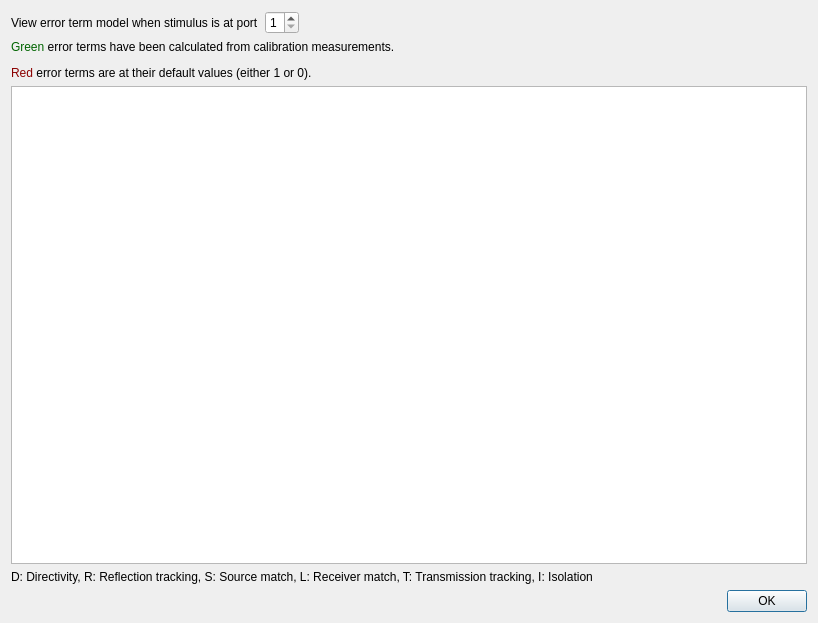
This is Software/PC_Application/LibreVNA-GUI/Calibration/calibrationviewdialog.ui in jankae/LibreVNA as Qt 5 draws it before an edit. The edited form follows.
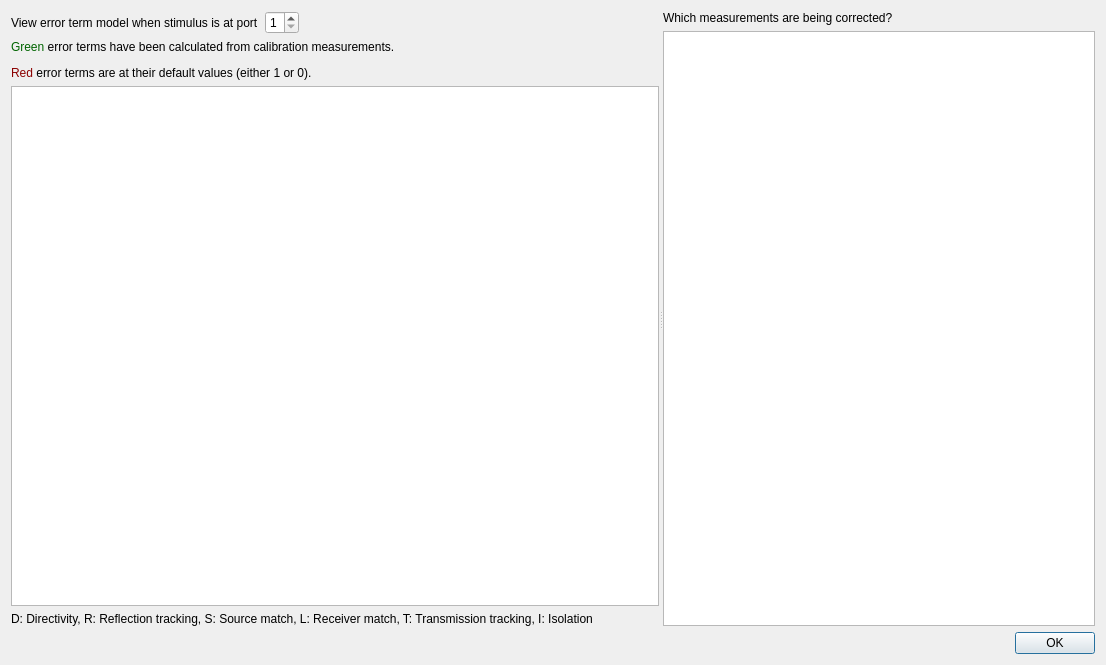
This is the edited form.

Commit message: Add calibrated parameters table

Diff of the .ui file:
```diff
--- a/Software/PC_Application/LibreVNA-GUI/Calibration/calibrationviewdialog.ui
+++ b/Software/PC_Application/LibreVNA-GUI/Calibration/calibrationviewdialog.ui
@@ -6,13 +6,20 @@
    <rect>
     <x>0</x>
     <y>0</y>
-    <width>818</width>
-    <height>623</height>
+    <width>1106</width>
+    <height>665</height>
    </rect>
   </property>
   <property name="windowTitle">
    <string>Calibration Error Term Model</string>
   </property>
+  <layout class="QVBoxLayout" name="verticalLayout_3">
+   <item>
+    <widget class="QSplitter" name="splitter">
+     <property name="orientation">
+      <enum>Qt::Orientation::Horizontal</enum>
+     </property>
+     <widget class="QWidget" name="">
   <layout class="QVBoxLayout" name="verticalLayout">
    <item>
     <layout class="QHBoxLayout" name="horizontalLayout">
@@ -70,6 +77,40 @@
      <property name="wordWrap">
       <bool>true</bool>
      </property>
+        </widget>
+       </item>
+      </layout>
+     </widget>
+     <widget class="QWidget" name="">
+      <layout class="QVBoxLayout" name="verticalLayout_2">
+       <item>
+        <widget class="QLabel" name="label_4">
+         <property name="text">
+          <string>Which measurements are being corrected?</string>
+         </property>
+         <property name="wordWrap">
+          <bool>true</bool>
+         </property>
+        </widget>
+       </item>
+       <item>
+        <widget class="QTableWidget" name="table">
+         <property name="editTriggers">
+          <set>QAbstractItemView::EditTrigger::NoEditTriggers</set>
+         </property>
+         <property name="selectionMode">
+          <enum>QAbstractItemView::SelectionMode::NoSelection</enum>
+         </property>
+         <attribute name="horizontalHeaderStretchLastSection">
+          <bool>true</bool>
+         </attribute>
+         <attribute name="verticalHeaderVisible">
+          <bool>false</bool>
+         </attribute>
+        </widget>
+       </item>
+      </layout>
+     </widget>
     </widget>
    </item>
    <item>
```
Lines whose indentation alone changed are shown as unchanged. The commit also changes 1 other file.
